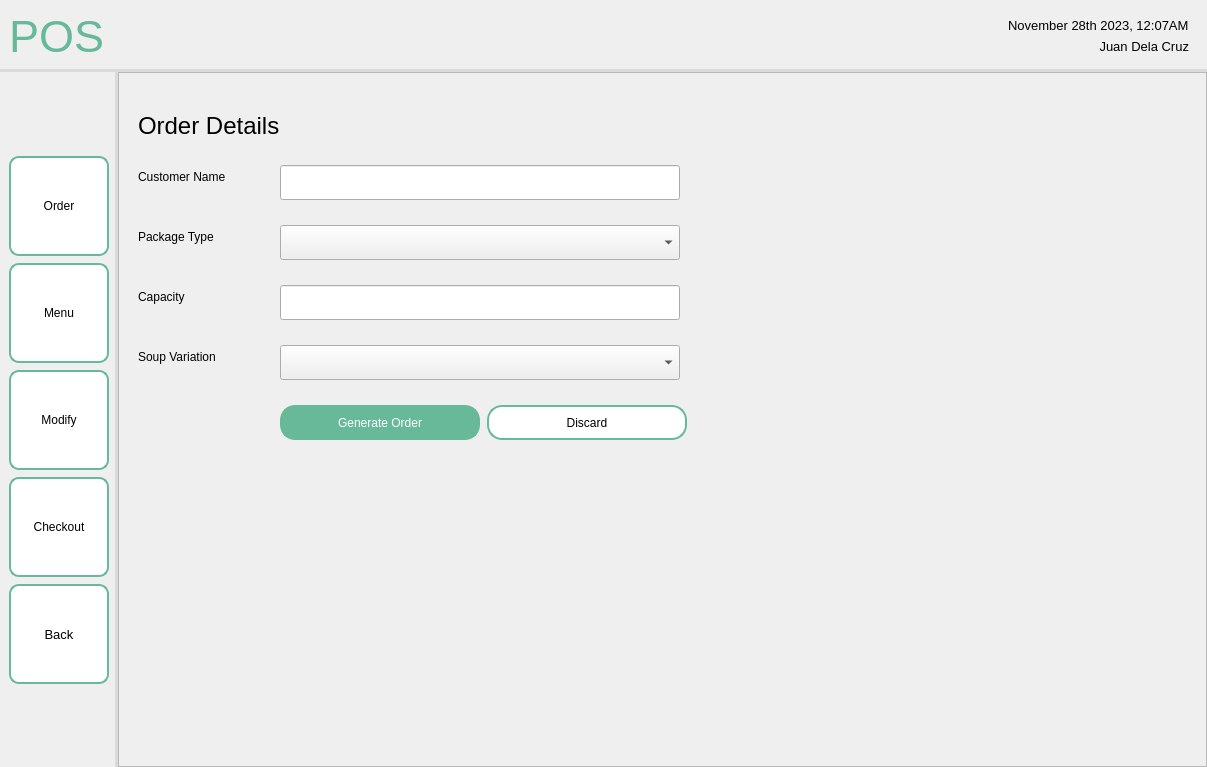
Old version of the form screens/ui/employee_ui/employee_pos/posOrderdetails.ui in the repository sehae/POS-with-Inventory-System.
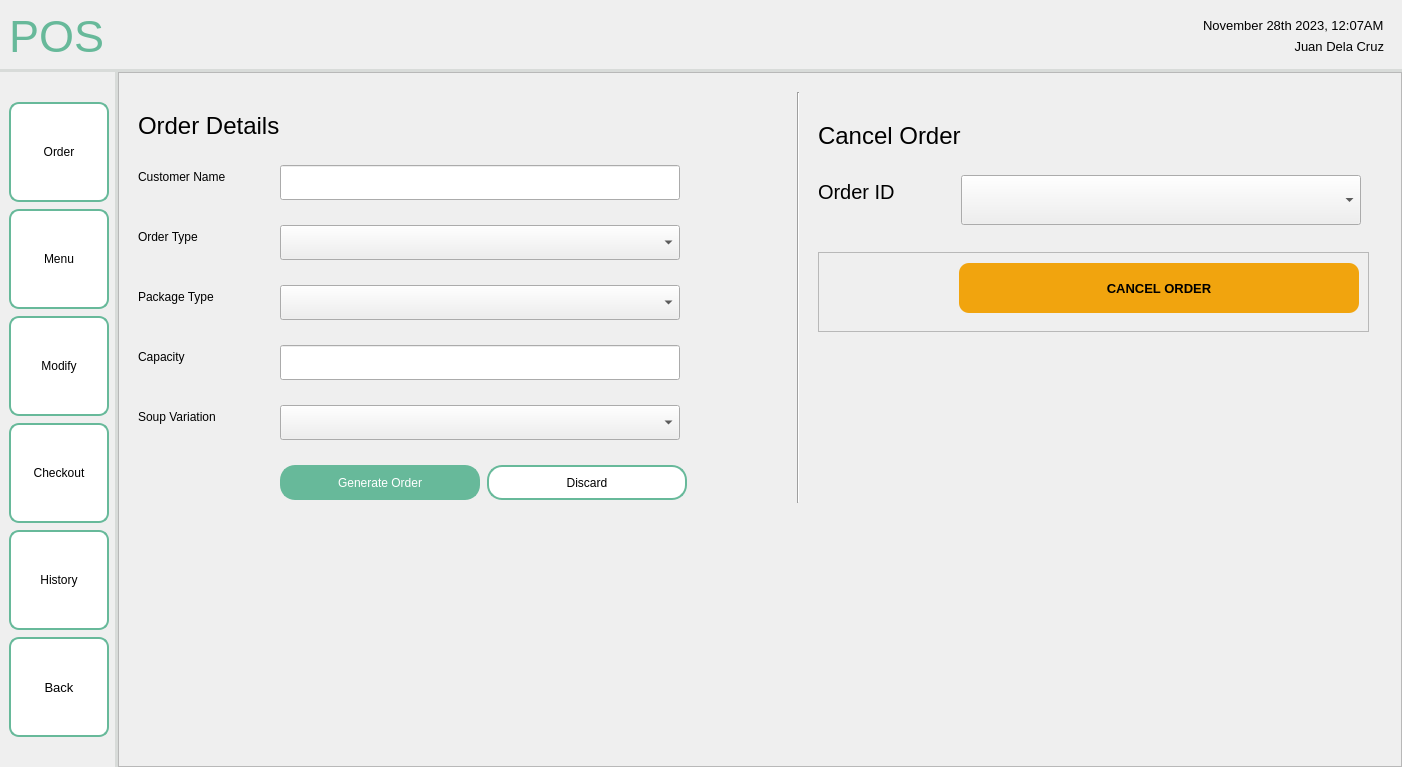
New version of the form. Icons and pictures are not drawn.

```diff
--- a/screens/ui/employee_ui/employee_pos/posOrderdetails.ui
+++ b/screens/ui/employee_ui/employee_pos/posOrderdetails.ui
@@ -6,7 +6,7 @@
    <rect>
     <x>0</x>
     <y>0</y>
-    <width>1207</width>
+    <width>1402</width>
     <height>767</height>
    </rect>
   </property>
@@ -236,6 +236,43 @@
             </property>
            </widget>
           </item>
+          <item>
+           <widget class="QPushButton" name="historyBTN">
+            <property name="minimumSize">
+             <size>
+              <width>100</width>
+              <height>100</height>
+             </size>
+            </property>
+            <property name="maximumSize">
+             <size>
+              <width>100</width>
+              <height>100</height>
+             </size>
+            </property>
+            <property name="styleSheet">
+             <string notr="true">QPushButton {
+    background-color: white;
+    border: 2px solid #67B99A;
+    color: black;
+    padding: 8px 16px;
+    border-radius: 10px;
+}
+
+QPushButton:hover {
+    border: 2px solid #4D926D;
+}
+
+QPushButton:pressed {
+	background-color: #F0F0F0;
+	border: 2px solid #265C42;
+}</string>
+            </property>
+            <property name="text">
+             <string>History</string>
+            </property>
+           </widget>
+          </item>
           <item>
            <widget class="QPushButton" name="backBTN">
             <property name="sizePolicy">
@@ -421,7 +458,7 @@
             <rect>
              <x>0</x>
              <y>0</y>
-             <width>1087</width>
+             <width>1331</width>
              <height>719</height>
             </rect>
            </property>
@@ -430,8 +467,8 @@
              <rect>
               <x>20</x>
               <y>40</y>
-              <width>741</width>
-              <height>501</height>
+              <width>631</width>
+              <height>431</height>
              </rect>
             </property>
             <layout class="QFormLayout" name="formLayout_2">
@@ -488,14 +525,14 @@
                </property>
               </widget>
              </item>
-             <item row="2" column="0">
+             <item row="3" column="0">
               <widget class="QLabel" name="label_11">
                <property name="text">
                 <string>Package Type</string>
                </property>
               </widget>
              </item>
-             <item row="2" column="1">
+             <item row="3" column="1">
               <widget class="QComboBox" name="comboBox_2">
                <property name="minimumSize">
                 <size>
@@ -511,14 +548,14 @@
                </property>
               </widget>
              </item>
-             <item row="3" column="0">
+             <item row="4" column="0">
               <widget class="QLabel" name="label_12">
                <property name="text">
                 <string>Capacity</string>
                </property>
               </widget>
              </item>
-             <item row="3" column="1">
+             <item row="4" column="1">
               <widget class="QLineEdit" name="lineEdit_7">
                <property name="minimumSize">
                 <size>
@@ -534,30 +571,30 @@
                </property>
               </widget>
              </item>
-             <item row="4" column="0">
+             <item row="5" column="0">
               <widget class="QLabel" name="label_13">
                <property name="text">
                 <string>Soup Variation</string>
                </property>
               </widget>
              </item>
-             <item row="4" column="1">
-              <widget class="QComboBox" name="comboBox_3">
-               <property name="minimumSize">
-                <size>
-                 <width>400</width>
-                 <height>35</height>
-                </size>
-               </property>
-               <property name="maximumSize">
-                <size>
-                 <width>400</width>
-                 <height>35</height>
-                </size>
-               </property>
-              </widget>
-             </item>
              <item row="5" column="1">
+              <widget class="QComboBox" name="comboBox_3">
+               <property name="minimumSize">
+                <size>
+                 <width>400</width>
+                 <height>35</height>
+                </size>
+               </property>
+               <property name="maximumSize">
+                <size>
+                 <width>400</width>
+                 <height>35</height>
+                </size>
+               </property>
+              </widget>
+             </item>
+             <item row="6" column="1">
               <widget class="QWidget" name="widget_5" native="true">
                <property name="sizePolicy">
                 <sizepolicy hsizetype="Preferred" vsizetype="Preferred">
@@ -682,8 +719,225 @@
                </layout>
               </widget>
              </item>
+             <item row="2" column="1">
+              <widget class="QComboBox" name="comboBox_4">
+               <property name="minimumSize">
+                <size>
+                 <width>400</width>
+                 <height>35</height>
+                </size>
+               </property>
+               <property name="maximumSize">
+                <size>
+                 <width>400</width>
+                 <height>35</height>
+                </size>
+               </property>
+              </widget>
+             </item>
+             <item row="2" column="0">
+              <widget class="QLabel" name="label_14">
+               <property name="text">
+                <string>Order Type</string>
+               </property>
+              </widget>
+             </item>
             </layout>
            </widget>
+           <widget class="Line" name="line">
+            <property name="geometry">
+             <rect>
+              <x>670</x>
+              <y>20</y>
+              <width>20</width>
+              <height>411</height>
+             </rect>
+            </property>
+            <property name="orientation">
+             <enum>Qt::Vertical</enum>
+            </property>
+           </widget>
+           <widget class="QWidget" name="widget_6" native="true">
+            <property name="geometry">
+             <rect>
+              <x>700</x>
+              <y>50</y>
+              <width>551</width>
+              <height>111</height>
+             </rect>
+            </property>
+            <layout class="QFormLayout" name="formLayout_3">
+             <property name="horizontalSpacing">
+              <number>0</number>
+             </property>
+             <property name="verticalSpacing">
+              <number>25</number>
+             </property>
+             <property name="leftMargin">
+              <number>0</number>
+             </property>
+             <property name="topMargin">
+              <number>0</number>
+             </property>
+             <property name="rightMargin">
+              <number>0</number>
+             </property>
+             <property name="bottomMargin">
+              <number>0</number>
+             </property>
+             <item row="0" column="0">
+              <widget class="QLabel" name="label_6">
+               <property name="font">
+                <font>
+                 <pointsize>18</pointsize>
+                </font>
+               </property>
+               <property name="text">
+                <string>Cancel Order</string>
+               </property>
+              </widget>
+             </item>
+             <item row="1" column="0">
+              <widget class="QLabel" name="label_19">
+               <property name="font">
+                <font>
+                 <pointsize>15</pointsize>
+                </font>
+               </property>
+               <property name="text">
+                <string>Order ID</string>
+               </property>
+              </widget>
+             </item>
+             <item row="1" column="1">
+              <widget class="QComboBox" name="comboBox_7">
+               <property name="minimumSize">
+                <size>
+                 <width>400</width>
+                 <height>50</height>
+                </size>
+               </property>
+               <property name="maximumSize">
+                <size>
+                 <width>400</width>
+                 <height>50</height>
+                </size>
+               </property>
+              </widget>
+             </item>
+             <item row="2" column="1">
+              <widget class="QWidget" name="widget_7" native="true">
+               <property name="sizePolicy">
+                <sizepolicy hsizetype="Preferred" vsizetype="Preferred">
+                 <horstretch>0</horstretch>
+                 <verstretch>0</verstretch>
+                </sizepolicy>
+               </property>
+               <layout class="QHBoxLayout" name="horizontalLayout_4">
+                <property name="spacing">
+                 <number>7</number>
+                </property>
+                <property name="leftMargin">
+                 <number>0</number>
+                </property>
+                <property name="topMargin">
+                 <number>0</number>
+                </property>
+                <property name="rightMargin">
+                 <number>0</number>
+                </property>
+                <property name="bottomMargin">
+                 <number>0</number>
+                </property>
+               </layout>
+              </widget>
+             </item>
+            </layout>
+           </widget>
+           <widget class="QFrame" name="frame_4">
+            <property name="geometry">
+             <rect>
+              <x>700</x>
+              <y>180</y>
+              <width>551</width>
+              <height>80</height>
+             </rect>
+            </property>
+            <property name="frameShape">
+             <enum>QFrame::StyledPanel</enum>
+            </property>
+            <property name="frameShadow">
+             <enum>QFrame::Raised</enum>
+            </property>
+            <widget class="QWidget" name="">
+             <property name="geometry">
+              <rect>
+               <x>10</x>
+               <y>10</y>
+               <width>531</width>
+               <height>52</height>
+              </rect>
+             </property>
+             <layout class="QHBoxLayout" name="horizontalLayout_5">
+              <item>
+               <spacer name="horizontalSpacer_2">
+                <property name="orientation">
+                 <enum>Qt::Horizontal</enum>
+                </property>
+                <property name="sizeHint" stdset="0">
+                 <size>
+                  <width>108</width>
+                  <height>20</height>
+                 </size>
+                </property>
+               </spacer>
+              </item>
+              <item>
+               <widget class="QPushButton" name="pushButton">
+                <property name="minimumSize">
+                 <size>
+                  <width>400</width>
+                  <height>50</height>
+                 </size>
+                </property>
+                <property name="maximumSize">
+                 <size>
+                  <width>400</width>
+                  <height>50</height>
+                 </size>
+                </property>
+                <property name="font">
+                 <font>
+                  <pointsize>10</pointsize>
+                  <weight>75</weight>
+                  <bold>true</bold>
+                 </font>
+                </property>
+                <property name="styleSheet">
+                 <string notr="true">QPushButton {
+    background-color: #F1A40E;
+    color: black;
+    border-radius: 10px;
+    border: none;
+}
+
+QPushButton:hover {
+    background-color: #E1920C;
+}
+
+QPushButton:pressed {
+    background-color: #C77908;
+}
+</string>
+                </property>
+                <property name="text">
+                 <string>CANCEL ORDER</string>
+                </property>
+               </widget>
+              </item>
+             </layout>
+            </widget>
+           </widget>
           </widget>
          </widget>
         </widget>
```
